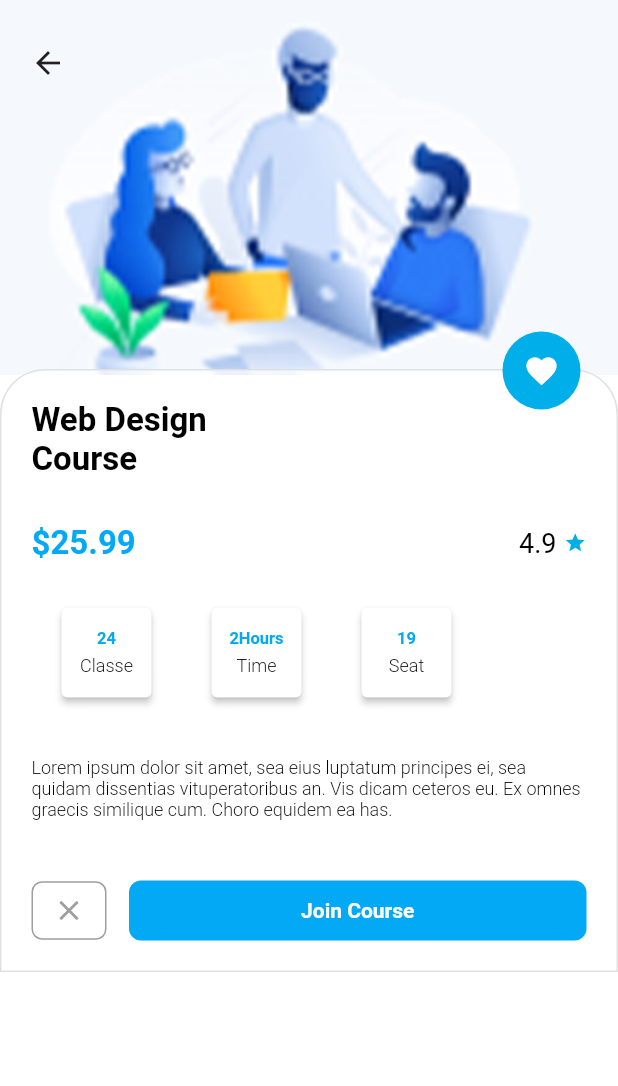
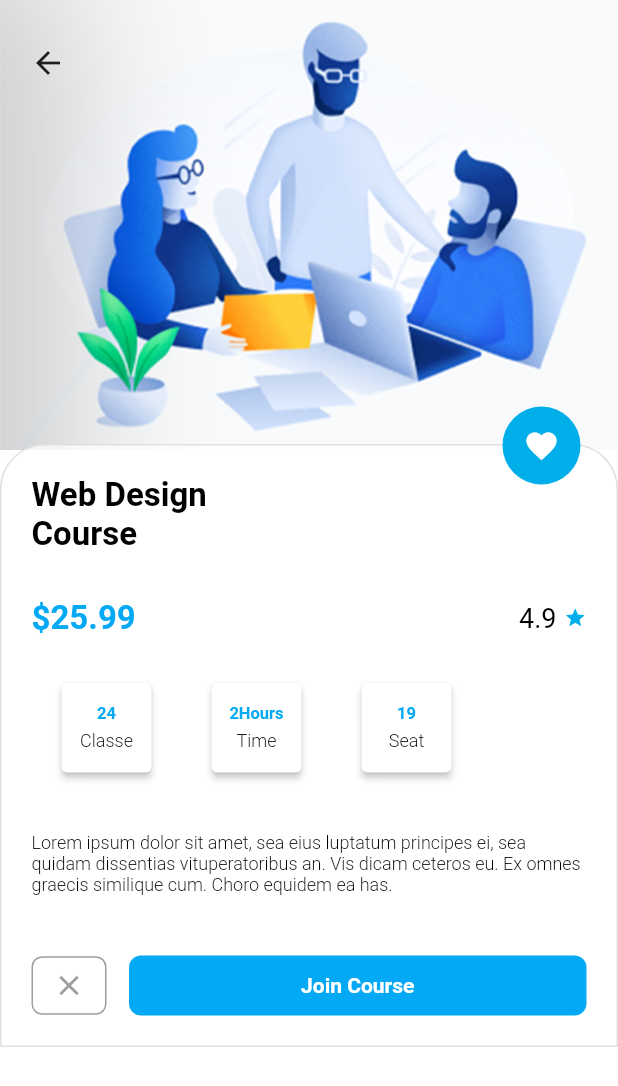
Before and after one commit to mohamedsamirmohamedsalem/ui_task, a Flutter app: the screen it shows after launch, after a tap on "User interface Design", on a phone screen of 412 x 824 dp. Shown: the top 1086 px of the screen. Run offline on Flutter 3.47's test engine with Material 2 defaults, Android fonts, the phone set to English and light mode, and no system bars.

Commit message:
code refactor

```diff
--- a/lib/CourseDesign/view/CourseDesignScreen.dart
+++ b/lib/CourseDesign/view/CourseDesignScreen.dart
@@ -7,14 +7,6 @@ import 'package:ui_task/resources/Dimens.dart';
 import 'package:ui_task/resources/colors.dart';
 import 'package:ui_task/resources/constants.dart';
 import 'package:ui_task/resources/strings.dart';
-
-// class CourseDesignScreen extends StatefulWidget {
-// //   @override
-// //   _CourseDesignScreenState createState() => _CourseDesignScreenState();
-// // }
-// //
-// // class _CourseDesignScreenState extends State<CourseDesignScreen> {
-// //
 
 class CourseDesignScreen extends StatelessWidget {
   int categoryIndex = 0;
@@ -63,7 +55,7 @@ class CourseDesignScreen extends StatelessWidget {
 
   onCategoryListClick(int index) {
     categoryIndex = index;
-    //setState(() {});
+    // setState(() {});
   }
 
   Widget homeHeaderView(context) {
@@ -89,8 +81,8 @@ class CourseDesignScreen extends StatelessWidget {
                         fontWeight: FontWeight.w400,
                         fontSize: DIMEN_18),
                   ),
-                  Text(
-                    designCourse,
+                  buildSingleText(
+                    text: designCourse,
                     style: TextStyle(
                         decoration: TextDecoration.none,
                         color: DARK_BLACK,
@@ -107,6 +99,13 @@ class CourseDesignScreen extends StatelessWidget {
             ),
           ],
         ));
+  }
+
+  Text buildSingleText({String text, TextStyle style}) {
+    return Text(
+      text,
+      style: style,
+    );
   }
 
   Widget searchBar(context) {
--- a/lib/CourseDesignDetails/view/CourseCardDetails.dart
+++ b/lib/CourseDesignDetails/view/CourseCardDetails.dart
@@ -43,9 +43,9 @@ class CourseCardDetails extends StatelessWidget {
     return Container(
       color: WHITE,
       child: Image(
-        height: 250,
+        height: 300,
         fit: BoxFit.cover,
-        image: AssetImage(INTERFACE4),
+        image: AssetImage(WEB_INTERFACE),
         width: MediaQuery.of(context).size.width,
       ),
     );
@@ -55,7 +55,7 @@ class CourseCardDetails extends StatelessWidget {
     return SingleChildScrollView(
       child: Container(
         color: TRANSPARENT,
-        padding: EdgeInsets.only(top: 220),
+        padding: EdgeInsets.only(top: 270),
         child: Stack(
           alignment: Alignment.topLeft,
           children: <Widget>[
--- a/lib/main.dart
+++ b/lib/main.dart
@@ -1,12 +1,15 @@
-import 'package:device_preview/device_preview.dart';
 import 'package:flutter/material.dart';
 import 'package:ui_task/CourseDesign/view/CourseDesignScreen.dart';
 
 void main() {
-  runApp(DevicePreview(
-    areSettingsEnabled: false,
-    builder: (context) => MyApp(),
-  ));
+  runApp(
+      //     DevicePreview(
+      //   areSettingsEnabled: false,
+      //   builder: (context) =>
+      MyApp()
+      //   ,
+      // )
+      );
 }
 
 class MyApp extends StatelessWidget {
```
